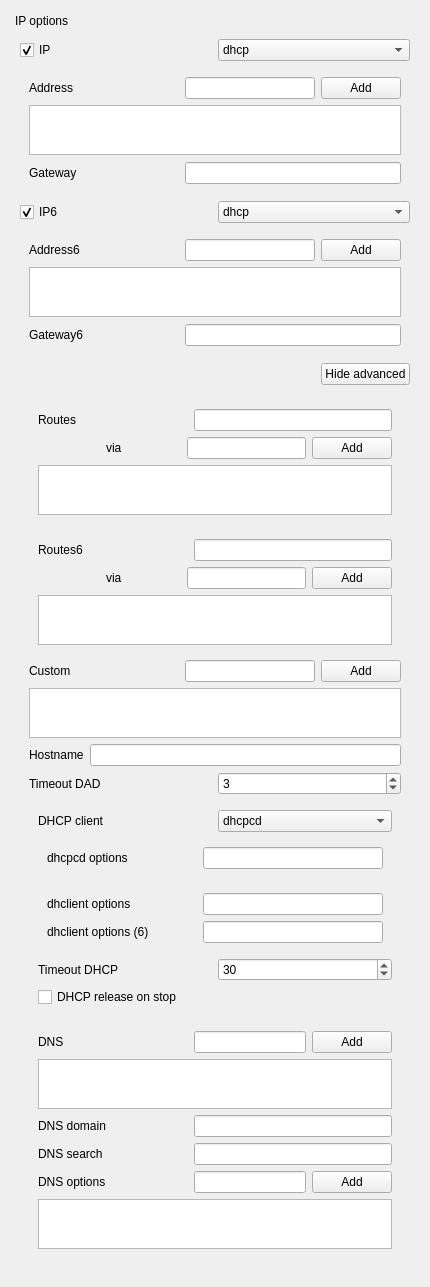
The window that sources/gui/src/ipwidget.ui (arcan1s/netctl-gui) describes before a commit, drawn with Qt 5.
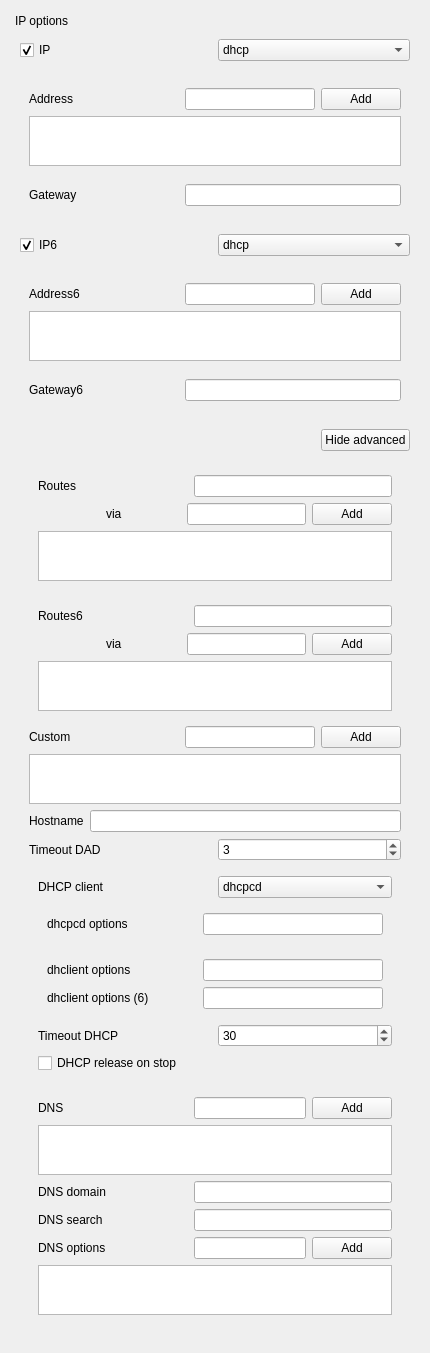
The same window after the commit.

What changed in the file:
```diff
--- a/sources/gui/src/ipwidget.ui
+++ b/sources/gui/src/ipwidget.ui
@@ -7,7 +7,7 @@
     <x>0</x>
     <y>0</y>
     <width>430</width>
-    <height>1287</height>
+    <height>1353</height>
    </rect>
   </property>
   <property name="windowTitle">
@@ -270,6 +270,9 @@
            <property name="text">
             <string>Hide advanced</string>
            </property>
+           <property name="checkable">
+            <bool>true</bool>
+           </property>
           </widget>
          </item>
         </layout>
```
